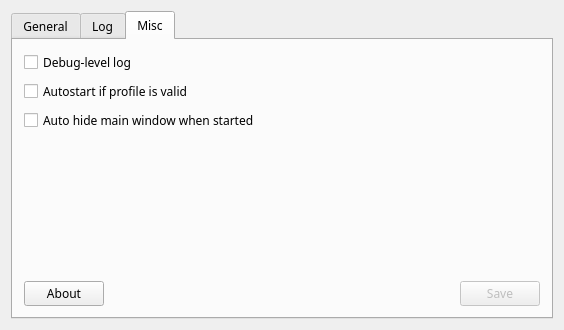
First picture: the form in src/mainwindow.ui, repository shadowsocks/shadowsocks-qt5, before the edit.
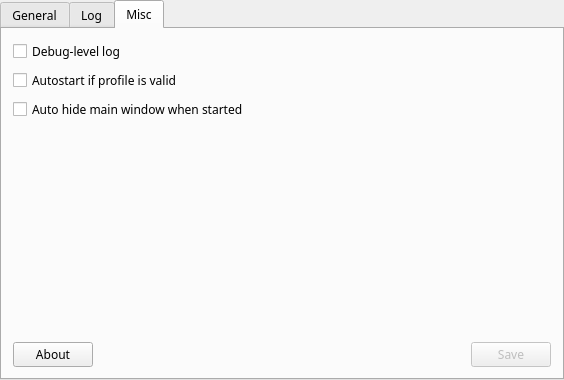
Second picture: the form after the edit. The open tabs and pages were chosen to show the change. Icons and pictures are not drawn.

Commit message: add tcp fast open option to miscTab. some UI polishes.

Diff of the .ui file:
```diff
--- a/src/mainwindow.ui
+++ b/src/mainwindow.ui
@@ -7,19 +7,19 @@
     <x>0</x>
     <y>0</y>
     <width>564</width>
-    <height>330</height>
+    <height>380</height>
    </rect>
   </property>
   <property name="minimumSize">
    <size>
     <width>564</width>
-    <height>330</height>
+    <height>380</height>
    </size>
   </property>
   <property name="maximumSize">
    <size>
     <width>564</width>
-    <height>330</height>
+    <height>380</height>
    </size>
   </property>
   <property name="font">
@@ -36,6 +36,18 @@
   </property>
   <widget class="QWidget" name="centralWidget">
    <layout class="QVBoxLayout" name="verticalLayout">
+    <property name="leftMargin">
+     <number>0</number>
+    </property>
+    <property name="topMargin">
+     <number>0</number>
+    </property>
+    <property name="rightMargin">
+     <number>0</number>
+    </property>
+    <property name="bottomMargin">
+     <number>0</number>
+    </property>
     <item>
      <widget class="QTabWidget" name="tabWidget">
       <property name="currentIndex">
@@ -364,14 +376,7 @@
         <string>Misc</string>
        </attribute>
        <layout class="QGridLayout" name="gridLayout">
-        <item row="4" column="0" colspan="3">
-         <widget class="QCheckBox" name="autostartCheck">
-          <property name="text">
-           <string>Autostart if profile is valid</string>
-          </property>
-         </widget>
-        </item>
-        <item row="3" column="0" colspan="3">
+        <item row="2" column="0" colspan="3">
          <widget class="QCheckBox" name="debugCheck">
           <property name="text">
            <string>Debug-level log</string>
@@ -431,7 +436,17 @@
           </property>
          </spacer>
         </item>
-        <item row="5" column="0" colspan="3">
+        <item row="3" column="0" colspan="3">
+         <widget class="QCheckBox" name="autostartCheck">
+          <property name="toolTip">
+           <string>Start backend automatically when started and the current profile is valid.</string>
+          </property>
+          <property name="text">
+           <string>Autostart if profile is valid</string>
+          </property>
+         </widget>
+        </item>
+        <item row="4" column="0" colspan="3">
          <widget class="QCheckBox" name="autohideCheck">
           <property name="text">
            <string>Auto hide main window when started</string>
```
Left out of the diff: 187 changed lines with no effect on the pictures. The commit also changes 5 other files.
